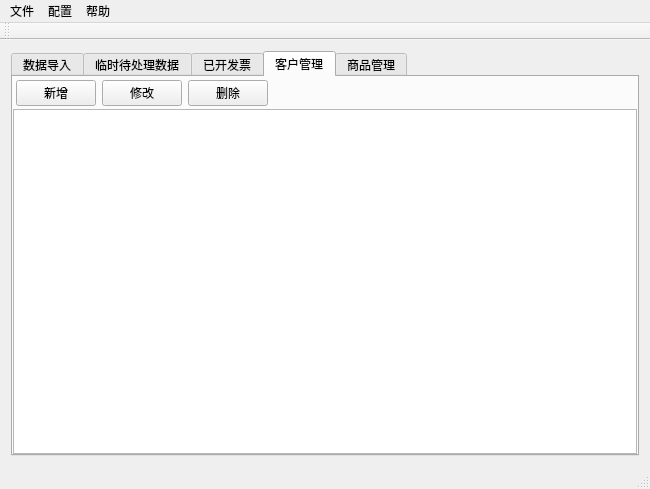
This is src/invoice/gui/mainwindow.ui in lcw2004/fapiao as Qt 5 draws it before an edit. The edited form follows.
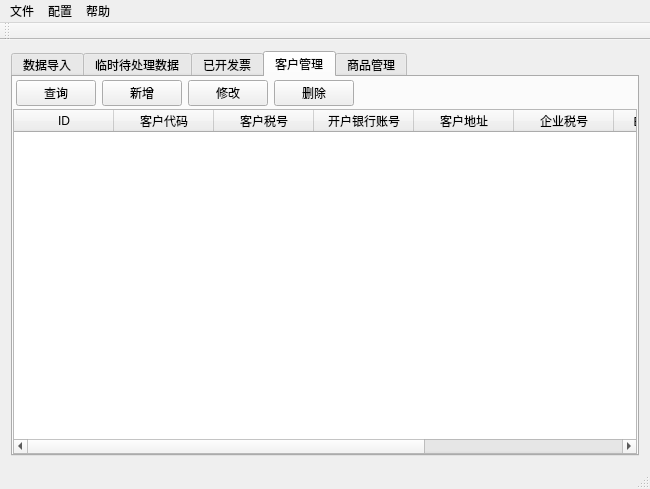
This is the edited form. The open tabs and pages were chosen to show the change. Icons and pictures are not drawn.

Commit message: 重构对象名称

```diff
--- a/src/invoice/gui/mainwindow.ui
+++ b/src/invoice/gui/mainwindow.ui
@@ -433,6 +433,13 @@
           <property name="margin">
            <number>3</number>
           </property>
+          <item>
+           <widget class="QPushButton" name="custom_query_btn">
+            <property name="text">
+             <string>查询</string>
+            </property>
+           </widget>
+          </item>
           <item>
            <widget class="QPushButton" name="custom_add_btn">
             <property name="text">
@@ -470,7 +477,58 @@
          </layout>
         </item>
         <item>
-         <widget class="QTableWidget" name="customTableWidget"/>
+         <widget class="QTableWidget" name="custom_table">
+          <property name="lineWidth">
+           <number>2</number>
+          </property>
+          <property name="rowCount">
+           <number>0</number>
+          </property>
+          <property name="columnCount">
+           <number>9</number>
+          </property>
+          <column>
+           <property name="text">
+            <string>ID</string>
+           </property>
+          </column>
+          <column>
+           <property name="text">
+            <string>客户代码</string>
+           </property>
+          </column>
+          <column>
+           <property name="text">
+            <string>客户税号</string>
+           </property>
+          </column>
+          <column>
+           <property name="text">
+            <string>开户银行账号</string>
+           </property>
+          </column>
+          <column>
+           <property name="text">
+            <string>客户地址</string>
+           </property>
+          </column>
+          <column>
+           <property name="text">
+            <string>企业税号</string>
+           </property>
+          </column>
+          <column>
+           <property name="text">
+            <string>ERP对照值</string>
+           </property>
+          </column>
+          <column>
+           <property name="text">
+            <string>新建开票汇总名称列</string>
+           </property>
+          </column>
+          <column/>
+         </widget>
         </item>
        </layout>
       </widget>
```
Left out of the diff: 76 changed lines with no effect on the pictures. The commit also changes 4 other files.
